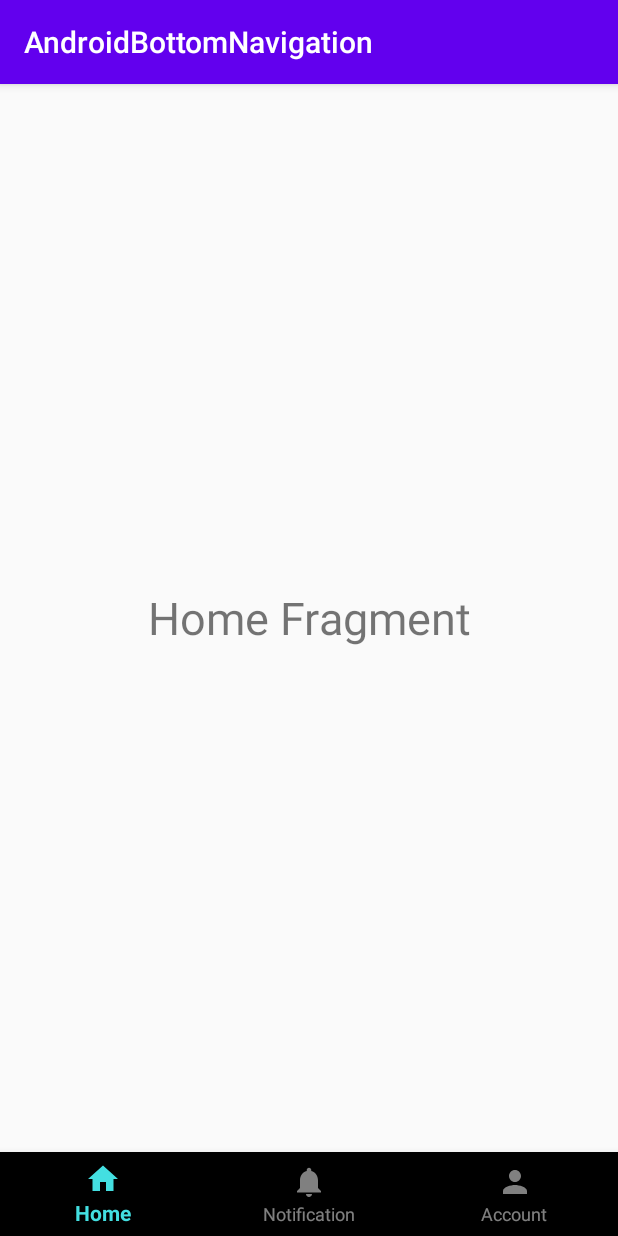
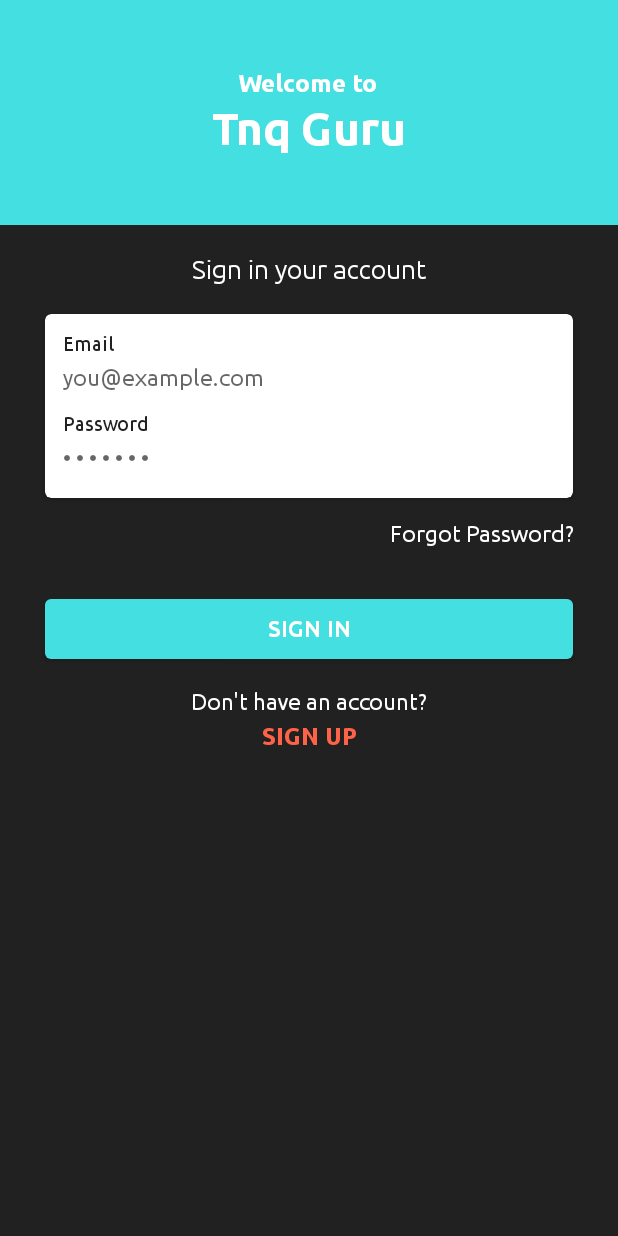
Before and after one commit to mkrishna1/AndroidBottomNavigation, an Android app: the screen it shows after launch (MainActivity before the commit, LoginActivity after it), on a phone screen of 412 x 824 dp. Run offline under Robolectric (Android 15) with nearby library versions, the phone set to English and light mode, and no system bars.

Commit message:
Video Call Login Updated

```diff
--- /dev/null
+++ b/app/src/main/java/com/learning/androidbottomnavigation/LoginActivity.java
@@ -0,0 +1,29 @@
+package com.learning.androidbottomnavigation;
+
+import androidx.appcompat.app.AppCompatActivity;
+
+import android.content.Intent;
+import android.os.Bundle;
+import android.view.View;
+import android.widget.Button;
+
+public class LoginActivity extends AppCompatActivity {
+
+    private Button signIn;
+
+    @Override
+    protected void onCreate(Bundle savedInstanceState) {
+        super.onCreate(savedInstanceState);
+        setContentView(R.layout.activity_login);
+
+        signIn = findViewById(R.id.buttonSignIn);
+
+        signIn.setOnClickListener(new View.OnClickListener() {
+            @Override
+            public void onClick(View v) {
+                Intent intent = new Intent(LoginActivity.this, MainActivity.class);
+                startActivity(intent);
+            }
+        });
+    }
+}
--- /dev/null
+++ b/app/src/main/res/drawable/login_btn.xml
@@ -0,0 +1,5 @@
+<?xml version="1.0" encoding="utf-8"?>
+<shape xmlns:android="http://schemas.android.com/apk/res/android">
+    <corners android:radius="4dp"/>
+    <solid android:color="@color/colorBlue"/>
+</shape>
--- /dev/null
+++ b/app/src/main/res/layout/activity_login.xml
@@ -0,0 +1,206 @@
+<?xml version="1.0" encoding="utf-8"?>
+<ScrollView xmlns:android="http://schemas.android.com/apk/res/android"
+    xmlns:app="http://schemas.android.com/apk/res-auto"
+    xmlns:tools="http://schemas.android.com/tools"
+    android:layout_width="match_parent"
+    android:layout_height="match_parent"
+    tools:context=".LoginActivity"
+    android:background="@color/colorAccent">
+
+    <androidx.constraintlayout.widget.ConstraintLayout
+        android:layout_width="match_parent"
+        android:layout_height="wrap_content">
+
+        <LinearLayout
+            android:id="@+id/layoutHeader"
+            android:layout_width="match_parent"
+            android:layout_height="150dp"
+            android:background="@color/colorBlue"
+            android:gravity="center"
+            android:orientation="vertical"
+            app:layout_constraintTop_toTopOf="parent">
+
+            <TextView
+                android:layout_width="wrap_content"
+                android:layout_height="wrap_content"
+                android:fontFamily="@font/ubuntu_bold"
+                android:includeFontPadding="false"
+                android:text="@string/welcome_to"
+                android:textColor="@color/colorTextIcons"
+                android:textSize="16sp"/>
+
+            <TextView
+                android:layout_width="wrap_content"
+                android:layout_height="wrap_content"
+                android:layout_marginTop="4dp"
+                android:fontFamily="@font/ubuntu_bold"
+                android:includeFontPadding="false"
+                android:text="@string/tnq_guru"
+                android:textColor="@color/colorTextIcons"
+                android:textSize="30sp"/>
+
+        </LinearLayout>
+
+        <TextView
+            android:id="@+id/textSignInLable"
+            android:layout_width="wrap_content"
+            android:layout_height="wrap_content"
+            android:layout_marginTop="20sp"
+            android:fontFamily="@font/ubuntu_regular"
+            android:includeFontPadding="false"
+            android:text="@string/sign_in_your_account"
+            android:textColor="@color/colorTextIcons"
+            android:textSize="17sp"
+            app:layout_constraintEnd_toEndOf="parent"
+            app:layout_constraintStart_toStartOf="parent"
+            app:layout_constraintTop_toBottomOf="@id/layoutHeader"/>
+
+        <androidx.cardview.widget.CardView
+            android:id="@+id/cardSignIn"
+            android:layout_width="match_parent"
+            android:layout_height="wrap_content"
+            android:layout_marginStart="30dp"
+            android:layout_marginTop="20dp"
+            android:layout_marginEnd="30dp"
+            app:cardCornerRadius="4dp"
+            app:layout_constraintTop_toBottomOf="@id/textSignInLable">
+
+            <LinearLayout
+                android:layout_width="match_parent"
+                android:layout_height="wrap_content"
+                android:orientation="vertical"
+                android:padding="4dp">
+
+                <TextView
+                    android:layout_width="match_parent"
+                    android:layout_height="wrap_content"
+                    android:layout_marginStart="8dp"
+                    android:layout_marginTop="8dp"
+                    android:layout_marginEnd="8dp"
+                    android:fontFamily="@font/ubuntu_regular"
+                    android:includeFontPadding="false"
+                    android:text="@string/email"
+                    android:textColor="@color/colorPrimaryText"
+                    android:textSize="13sp"/>
+
+                <EditText
+                    android:id="@+id/inputEmail"
+                    android:layout_width="match_parent"
+                    android:layout_height="30dp"
+                    android:layout_marginStart="8dp"
+                    android:layout_marginEnd="8dp"
+                    android:background="@null"
+                    android:fontFamily="@font/ubuntu_regular"
+                    android:hint="@string/you_example_com"
+                    android:imeOptions="actionNext"
+                    android:importantForAutofill="no"
+                    android:includeFontPadding="false"
+                    android:inputType="textEmailAddress"
+                    android:textColor="@color/colorPrimaryText"
+                    android:textSize="15sp"/>
+
+                <TextView
+                    android:layout_width="match_parent"
+                    android:layout_height="wrap_content"
+                    android:layout_marginStart="8dp"
+                    android:layout_marginTop="8dp"
+                    android:layout_marginEnd="8dp"
+                    android:fontFamily="@font/ubuntu_regular"
+                    android:includeFontPadding="false"
+                    android:text="@string/password"
+                    android:textColor="@color/colorPrimaryText"
+                    android:textSize="13sp"/>
+
+                <EditText
+                    android:id="@+id/inputPassword"
+                    android:layout_width="match_parent"
+                    android:layout_height="30dp"
+                    android:layout_marginStart="8dp"
+                    android:layout_marginEnd="8dp"
+                    android:layout_marginBottom="8dp"
+                    android:background="@null"
+                    android:fontFamily="@font/ubuntu_regular"
+                    android:hint="@string/password_hint"
+                    android:imeOptions="actionDone"
+                    android:importantForAutofill="no"
+                    android:includeFontPadding="false"
+                    android:inputType="textPassword"
+                    android:textColor="@color/colorPrimaryText"
+                    android:textSize="15sp"/>
+
+            </LinearLayout>
+
+        </androidx.cardview.widget.CardView>
+
+        <TextView
+            android:id="@+id/textForgotAccount"
+            android:layout_width="match_parent"
+            android:layout_height="wrap_content"
+            android:layout_marginTop="15dp"
+            android:layout_marginEnd="30dp"
+            android:fontFamily="@font/ubuntu_regular"
+            android:gravity="end"
+            android:includeFontPadding="false"
+            android:text="@string/forgot_password"
+            android:textColor="@color/colorTextIcons"
+            android:textSize="15sp"
+            app:layout_constraintTop_toBottomOf="@id/cardSignIn"/>
+
+        <Button
+            android:id="@+id/buttonSignIn"
+            android:layout_width="match_parent"
+            android:layout_height="40dp"
+            android:layout_marginStart="30dp"
+            android:layout_marginTop="35dp"
+            android:layout_marginEnd="30dp"
+            android:fontFamily="@font/ubuntu_bold"
+            android:includeFontPadding="false"
+            android:text="@string/sign_in"
+            android:background="@drawable/login_btn"
+            android:textColor="@color/colorTextIcons"
+            android:textSize="15sp"
+            app:layout_constraintTop_toBottomOf="@id/textForgotAccount"/>
+
+        <ProgressBar
+            android:id="@+id/signInProgressBar"
+            android:layout_width="25dp"
+            android:layout_height="25dp"
+            android:layout_gravity="center"
+            android:visibility="visible"
+            app:layout_constraintBottom_toBottomOf="@id/buttonSignIn"
+            app:layout_constraintStart_toStartOf="@id/buttonSignIn"
+            app:layout_constraintEnd_toEndOf="@id/buttonSignIn"
+            app:layout_constraintTop_toTopOf="@id/buttonSignIn"/>
+
+        <TextView
+            android:id="@+id/textNoAccount"
+            android:layout_width="match_parent"
+            android:layout_height="wrap_content"
+            android:layout_marginTop="20dp"
+            android:fontFamily="@font/ubuntu_regular"
+            android:gravity="center"
+            android:includeFontPadding="false"
+            android:text="@string/don_t_have_an_account"
+            android:textColor="@color/colorTextIcons"
+            android:textSize="15sp"
+            app:layout_constraintTop_toBottomOf="@id/buttonSignIn"/>
+
+        <TextView
+            android:id="@+id/textSignUp"
+            android:layout_width="match_parent"
+            android:layout_height="wrap_content"
+            android:layout_marginBottom="20dp"
+            android:fontFamily="@font/ubuntu_bold"
+            android:gravity="center"
+            android:includeFontPadding="false"
+            android:padding="6dp"
+            android:text="@string/sign_up"
+            android:textAllCaps="true"
+            android:textColor="@color/colorTomato"
+            android:textSize="16sp"
+            app:layout_constraintBottom_toBottomOf="parent"
+            app:layout_constraintTop_toBottomOf="@+id/textNoAccount"/>
+
+    </androidx.constraintlayout.widget.ConstraintLayout>
+
+</ScrollView>
--- a/app/src/main/res/layout/activity_main.xml
+++ b/app/src/main/res/layout/activity_main.xml
@@ -12,6 +12,7 @@
         android:layout_height="56dp"
         android:layout_alignParentBottom="true"
         android:layout_alignParentStart="true"
+        app:itemBackground="@color/colorAccent"
         app:menu="@menu/nav_items"
         app:itemIconTint="@color/nav_item_colors"
         app:itemTextColor="@color/nav_item_colors">
--- a/app/src/main/res/values/colors.xml
+++ b/app/src/main/res/values/colors.xml
@@ -3,7 +3,7 @@
 
     <color name="colorPrimary">#6200EE</color>
     <color name="colorPrimaryDark">#3700B3</color>
-    <color name="colorAccent">#03DAC5</color>
+    <color name="colorAccent">#212121</color>
     <color name="colorTomato">#FF6347</color>
 
     <color name="colorWhite">#ffffff</color>
@@ -11,4 +11,12 @@
 
     <color name="colorBlue">#43DFE1</color>
     <color name="colorBlueTransparent">#8043DFE1</color>
+
+
+    <color name="colorPrimaryText">#212121</color>
+    <color name="colorSecondaryText">#757575</color>
+    <color name="colorDivider">#BDBDBD</color>
+    <color name="colorTextIcons">#FFFFFF</color>
+    <color name="colorBackground">#FAFAFA</color>
+    <color name="colorMintText">#BDBDBD</color>
 </resources>
--- a/app/src/main/res/values/strings.xml
+++ b/app/src/main/res/values/strings.xml
@@ -5,4 +5,15 @@
     <string name="nav_account">Account</string>
     <!-- TODO: Remove or change this placeholder text -->
     <string name="hello_blank_fragment">Hello blank fragment</string>
+    <string name="welcome_to">Welcome to</string>
+    <string name="tnq_guru">Tnq Guru</string>
+    <string name="sign_in_your_account">Sign in your account</string>
+    <string name="email">Email</string>
+    <string name="you_example_com">you@example.com</string>
+    <string name="password">Password</string>
+    <string name="password_hint">• • • • • • •</string>
+    <string name="sign_in">Sign In</string>
+    <string name="don_t_have_an_account">Don\'t have an account?</string>
+    <string name="sign_up">Sign Up</string>
+    <string name="forgot_password">Forgot Password?</string>
 </resources>
--- a/app/src/main/res/values/styles.xml
+++ b/app/src/main/res/values/styles.xml
@@ -1,6 +1,6 @@
 <resources>
     <!-- Base application theme. -->
-    <style name="AppTheme" parent="Theme.AppCompat.Light.DarkActionBar">
+    <style name="AppTheme" parent="Theme.AppCompat.Light.NoActionBar">
         <!-- Customize your theme here. -->
         <item name="colorPrimary">@color/colorPrimary</item>
         <item name="colorPrimaryDark">@color/colorPrimaryDark</item>
```
Also changed, not shown: app/src/main/AndroidManifest.xml (+6 -2 lines), app/src/main/res/font/ubuntu_bold.ttf (added), app/src/main/res/font/ubuntu_medium.ttf (added), app/src/main/res/font/ubuntu_regular.ttf (added).
